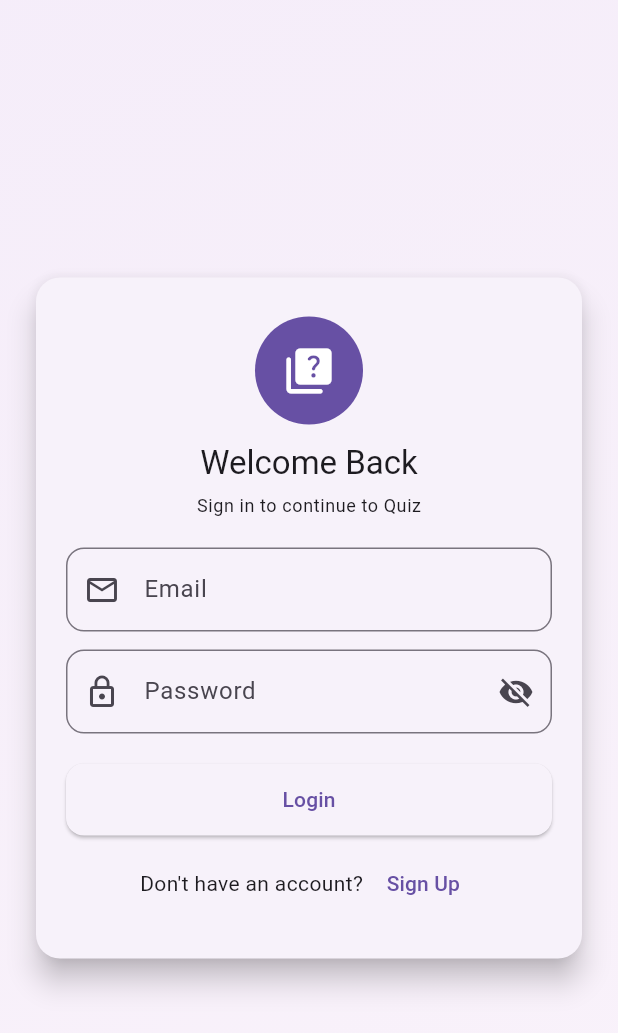
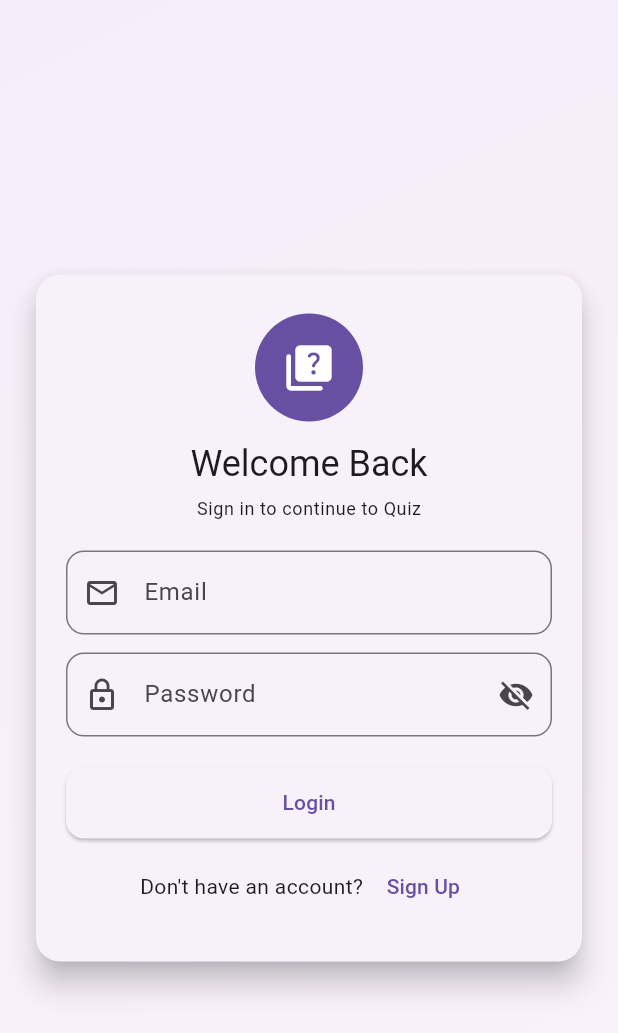
Before and after one commit to agumasdesalew-stack/quiz, a Flutter app: the screen it shows after launch, on a phone screen of 412 x 824 dp. Shown: the top 1033 px of the screen. Run offline on Flutter 3.47's test engine with Material 3 defaults, Android fonts, the phone set to English and light mode, and no system bars; our stand-ins replace supabase_flutter; accounts and stored records are empty.

Commit message:
log edit

```diff
--- a/lib/screens/login_screen.dart
+++ b/lib/screens/login_screen.dart
@@ -91,10 +91,7 @@ class _LoginScreenState extends State<LoginScreen> {
                           ),
                         ),
                         const SizedBox(height: 12),
-                        Text(
-                          'Welcome Back',
-                          style: theme.textTheme.headline6,
-                        ),
+                        Text('Welcome Back', style: theme.textTheme.headlineSmall),
                         const SizedBox(height: 6),
                         Text(
                           'Sign in to continue to Quiz',
```
